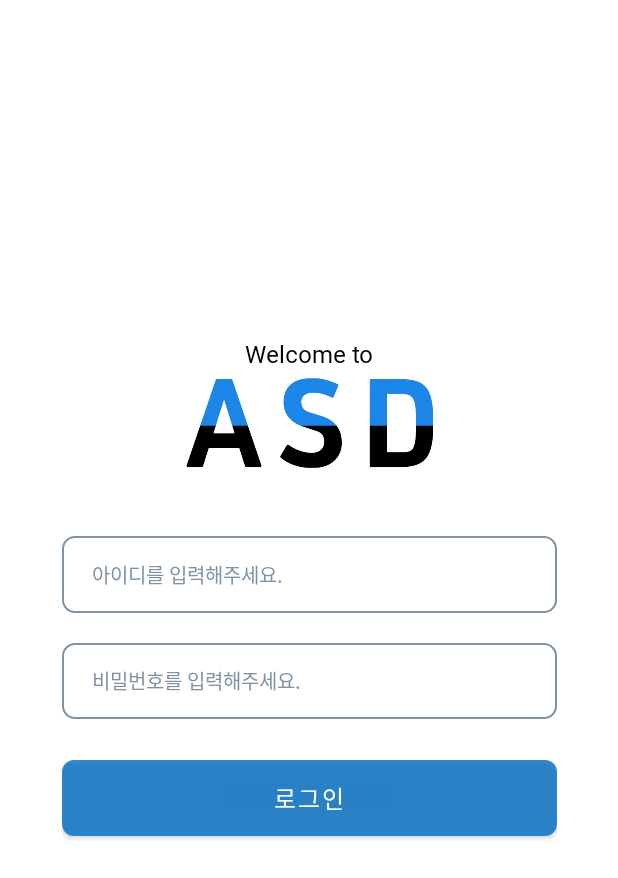
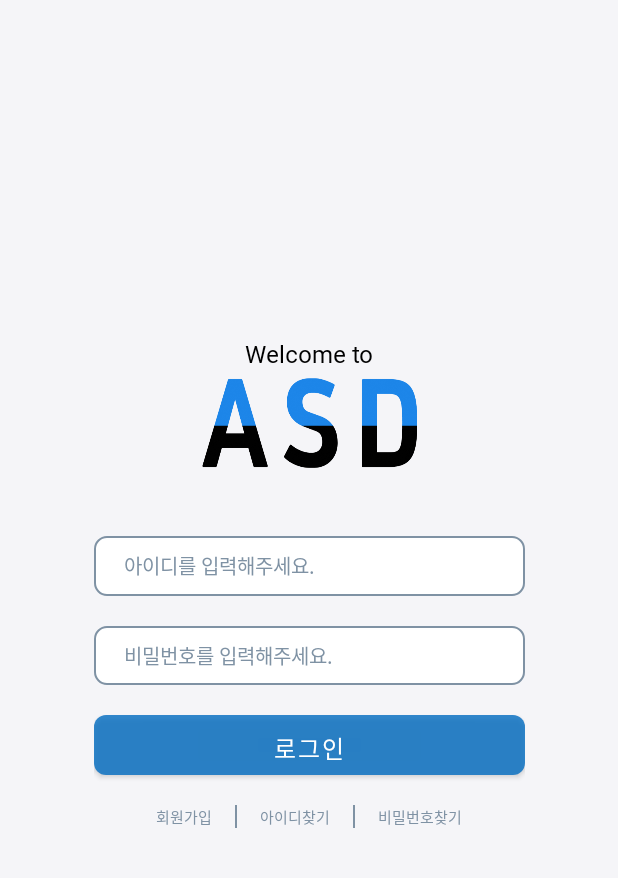
Before and after one commit to implude/asd_front, an Android app: the screen it shows after launch (Login), on a phone screen of 412 x 824 dp. Shown: the top 878 px of the screen. Run offline under Robolectric (Android 15) with nearby library versions, the phone set to English and light mode, and no system bars.

Commit message:
login page

```diff
--- a/app/src/main/res/layout/login.xml
+++ b/app/src/main/res/layout/login.xml
@@ -3,10 +3,10 @@
     xmlns:tools="http://schemas.android.com/tools"
     android:layout_width="match_parent"
     android:layout_height="match_parent"
-    android:background="@color/True_white"
+    android:background="@color/Background"
     xmlns:app="http://schemas.android.com/apk/res-auto">
     <androidx.constraintlayout.widget.ConstraintLayout
-        android:layout_width="330dp"
+        android:layout_width="287dp"
         android:layout_height="340dp"
         android:layout_marginBottom="35dp"
         app:layout_constraintTop_toTopOf="parent"
@@ -46,7 +46,7 @@
             android:textColorHint="@color/gray2"
             android:maxLines="1"
             android:background="@drawable/input_id_pw"
-            app:layout_constraintHeight_percent="0.15"
+            app:layout_constraintHeight_percent="0.117"
             app:layout_constraintTop_toBottomOf="@id/login_icon"/>
         <EditText
             android:id="@+id/login_inputpw"
@@ -61,7 +61,7 @@
             android:textColorHint="@color/gray2"
             android:maxLines="1"
             android:background="@drawable/input_id_pw"
-            app:layout_constraintHeight_percent="0.15"
+            app:layout_constraintHeight_percent="0.117"
             app:layout_constraintTop_toBottomOf="@id/login_inputid"/>
         <Button
             android:id="@+id/login_button"
@@ -73,9 +73,54 @@
             android:textSize="16sp"
             android:textColor="@color/True_white"
             android:background="@drawable/loginbutton"
-            app:layout_constraintHeight_percent="0.15"
-            app:layout_constraintBottom_toBottomOf="parent"
+            app:layout_constraintHeight_percent="0.117"
             app:layout_constraintTop_toBottomOf="@id/login_inputpw"/>
+        <LinearLayout
+            android:layout_width="0dp"
+            android:layout_height="wrap_content"
+            android:layout_marginTop="20dp"
+            android:gravity="center"
+            app:layout_constraintLeft_toLeftOf="parent"
+            app:layout_constraintRight_toRightOf="parent"
+            app:layout_constraintTop_toBottomOf="@id/login_button"
+            app:layout_constraintWidth_percent="0.714">
+            <TextView
+                android:id="@+id/login_register"
+                android:layout_width="wrap_content"
+                android:layout_height="wrap_content"
+                android:text="회원가입"
+                android:textSize="10sp"
+                android:textColor="@color/gray2"
+                android:fontFamily="@font/pretendard_semibold"/>
+            <View
+                android:layout_width="1dp"
+                android:layout_height="match_parent"
+                android:layout_marginLeft="15dp"
+                android:background="@color/gray2"/>
+            <TextView
+                android:id="@+id/login_findId"
+                android:layout_width="wrap_content"
+                android:layout_height="match_parent"
+                android:text="아이디찾기"
+                android:textSize="10sp"
+                android:textColor="@color/gray2"
+                android:fontFamily="@font/pretendard_semibold"
+                android:layout_marginLeft="15dp"/>
+            <View
+                android:layout_width="1dp"
+                android:layout_height="match_parent"
+                android:layout_marginLeft="15dp"
+                android:background="@color/gray2"/>
+            <TextView
+                android:id="@+id/login_findPw"
+                android:layout_width="wrap_content"
+                android:layout_height="match_parent"
+                android:text="비밀번호찾기"
+                android:textSize="10sp"
+                android:textColor="@color/gray2"
+                android:fontFamily="@font/pretendard_semibold"
+                android:layout_marginLeft="15dp"/>
+        </LinearLayout>
 
     </androidx.constraintlayout.widget.ConstraintLayout>
 </androidx.constraintlayout.widget.ConstraintLayout>
```
